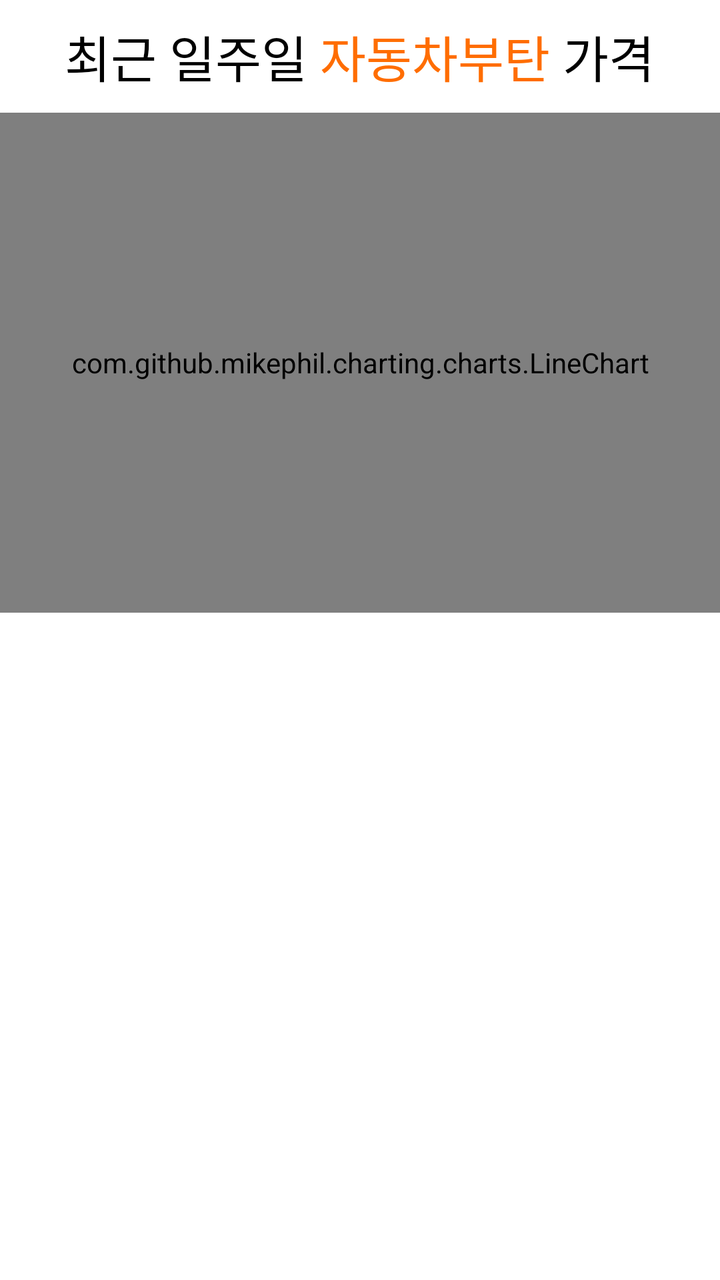
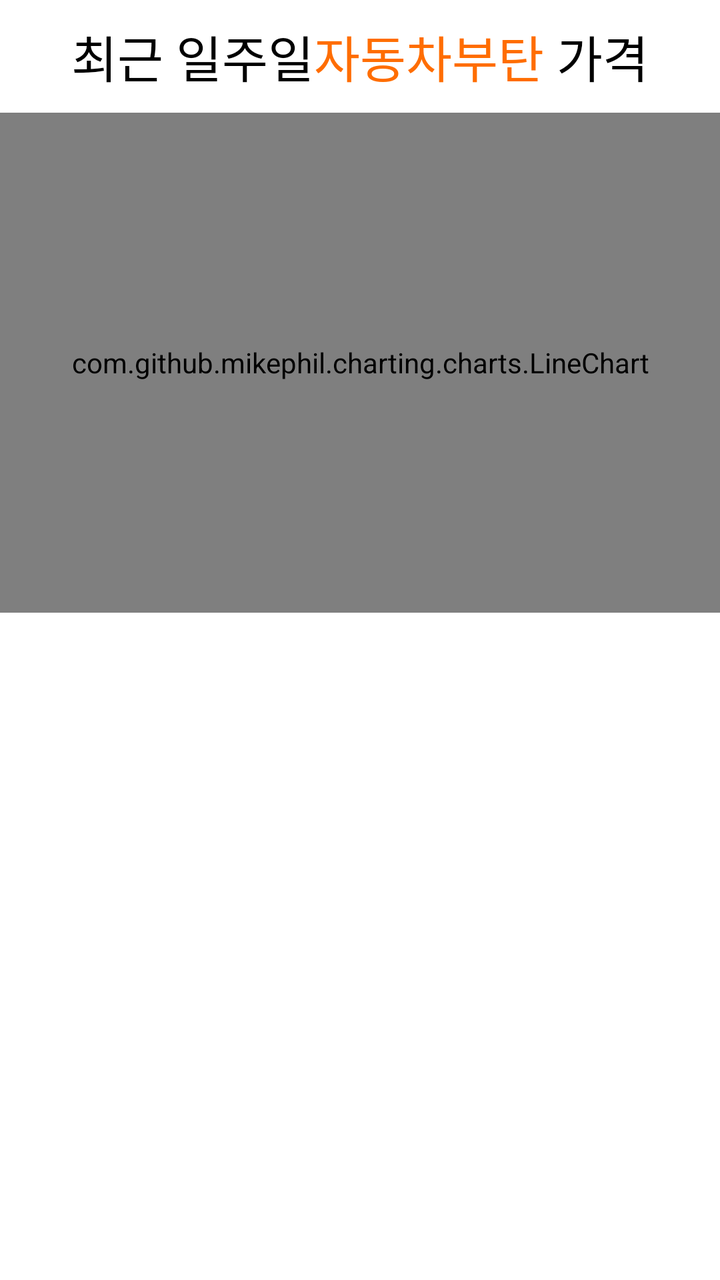

Before-and-after screenshots of an Android layout around one commit, followed by the original layout XML and the change that was made.
<!-- AndroidManifest.xml: application theme Theme.AppCompat.NoActionBar -->
<!-- res/layout/fragment_oil_avg.xml -->
<?xml version="1.0" encoding="utf-8"?>
<LinearLayout xmlns:android="http://schemas.android.com/apk/res/android"
    xmlns:tools="http://schemas.android.com/tools"
    android:background="@color/white"
    android:layout_width="match_parent"
    android:layout_height="match_parent"
    android:orientation="vertical">

    <LinearLayout
        android:layout_width="match_parent"
        android:layout_height="wrap_content"
        android:layout_marginTop="10dp"
        android:orientation="horizontal">

        <LinearLayout
            android:layout_width="match_parent"
            android:layout_height="match_parent"
            android:layout_gravity="center"
            android:gravity="center"
            android:orientation="horizontal">

            <TextView
                android:layout_width="wrap_content"
                android:layout_height="wrap_content"
                android:text="최근 일주일"
                android:textSize="25sp"
                android:textColor="@color/black" />

            <TextView
                android:id="@+id/oilKind"
                android:layout_width="wrap_content"
                android:layout_height="wrap_content"
                android:text=" 자동차부탄 "
                android:textSize="25sp"
                android:textColor="@color/app_background" />

            <TextView
                android:layout_width="wrap_content"
                android:layout_height="wrap_content"
                android:text="가격"
                android:textSize="25sp"
                android:textColor="@color/black" />

        </LinearLayout>

    </LinearLayout>




    <com.github.mikephil.charting.charts.LineChart
        android:id="@+id/line_chart"
        android:layout_marginTop="10dp"
        android:layout_width="match_parent"
        android:layout_height="250dp" />


    <androidx.recyclerview.widget.RecyclerView
        android:id="@+id/oilAvg_recyclerView"
        android:layout_marginTop="25dp"
        android:layout_width="match_parent"
        android:layout_height="300dp"/>

    <LinearLayout
        android:layout_width="match_parent"
        android:layout_height="wrap_content"
        android:orientation="horizontal">

        <TextView
            android:layout_width="wrap_content"
            android:layout_height="wrap_content"
            android:layout_gravity="center_vertical"
            android:layout_marginLeft="20dp"
            android:text="오늘의 유가"
            android:textAlignment="center"
            android:textSize="30sp"
            android:textColor="@color/black"
            tools:ignore="RtlCompat" />

        <TextView
            android:id="@+id/priceText"
            android:layout_width="wrap_content"
            android:layout_height="wrap_content"
            android:layout_gravity="center_vertical"
            android:layout_marginLeft="60dp"
            android:text="-"
            android:textAlignment="center"
            android:textColor="@color/app_background"
            android:textSize="45sp"
            android:textStyle="bold"
            tools:ignore="RtlCompat" />

        <TextView
            android:layout_width="wrap_content"
            android:layout_height="wrap_content"
            android:text="원"
            android:layout_gravity="bottom"
            android:textColor="@color/app_background"
            android:textSize="30sp"
            android:textStyle="bold" />


    </LinearLayout>






</LinearLayout>
<!-- resources referenced by this layout -->
<resources>
  <color name="app_background">#FF6D00</color>
  <color name="black">#FF000000</color>
  <color name="white">#FFFFFFFF</color>
</resources>

<!-- the commit's change to res/layout/fragment_oil_avg.xml (unified diff, before → after) -->
@@ -30,7 +30,7 @@
                 android:id="@+id/oilKind"
                 android:layout_width="wrap_content"
                 android:layout_height="wrap_content"
-                android:text=" 자동차부탄 "
+                android:text="자동차부탄 "
                 android:textSize="25sp"
                 android:textColor="@color/app_background" />
 
